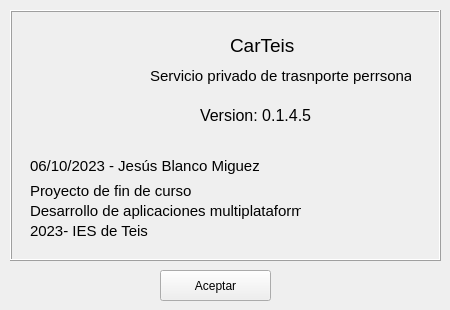
Qt form RibasGonzalez/templates/acercaWindow.ui (DiegoSabir/InterfaceDevelopment) before a commit.
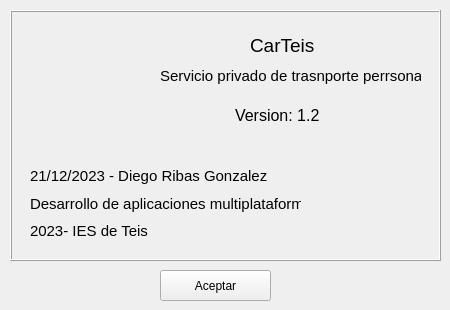
The same form after that commit. Icons and pictures are not drawn.

Diff of the .ui file:
```diff
--- a/RibasGonzalez/templates/acercaWindow.ui
+++ b/RibasGonzalez/templates/acercaWindow.ui
@@ -47,7 +47,7 @@
    <widget class="QLabel" name="label">
     <property name="geometry">
      <rect>
-      <x>220</x>
+      <x>240</x>
       <y>20</y>
       <width>71</width>
       <height>31</height>
@@ -65,9 +65,9 @@
    <widget class="QLabel" name="label_2">
     <property name="geometry">
      <rect>
-      <x>190</x>
+      <x>225</x>
       <y>90</y>
-      <width>121</width>
+      <width>91</width>
       <height>31</height>
      </rect>
     </property>
@@ -77,7 +77,7 @@
      </font>
     </property>
     <property name="text">
-     <string>Version: 0.1.4.5</string>
+     <string>Version: 1.2</string>
     </property>
    </widget>
    <widget class="QLabel" name="label_3">
@@ -105,7 +105,7 @@
    <widget class="QLabel" name="label_4">
     <property name="geometry">
      <rect>
-      <x>140</x>
+      <x>150</x>
       <y>50</y>
       <width>261</width>
       <height>31</height>
@@ -124,7 +124,7 @@
     <property name="geometry">
      <rect>
       <x>20</x>
-      <y>140</y>
+      <y>150</y>
       <width>241</width>
       <height>31</height>
      </rect>
@@ -135,32 +135,14 @@
      </font>
     </property>
     <property name="text">
-     <string>06/10/2023 - Jesús Blanco Miguez</string>
-    </property>
-   </widget>
-   <widget class="QLabel" name="label_6">
-    <property name="geometry">
-     <rect>
-      <x>20</x>
-      <y>170</y>
-      <width>241</width>
-      <height>21</height>
-     </rect>
-    </property>
-    <property name="font">
-     <font>
-      <pointsize>11</pointsize>
-     </font>
-    </property>
-    <property name="text">
-     <string>Proyecto de fin de curso</string>
+     <string>21/12/2023 - Diego Ribas Gonzalez</string>
     </property>
    </widget>
    <widget class="QLabel" name="label_7">
     <property name="geometry">
      <rect>
       <x>20</x>
-      <y>190</y>
+      <y>183</y>
       <width>271</width>
       <height>21</height>
      </rect>
```
Left out of the diff: 2 changed lines with no effect on the pictures.
